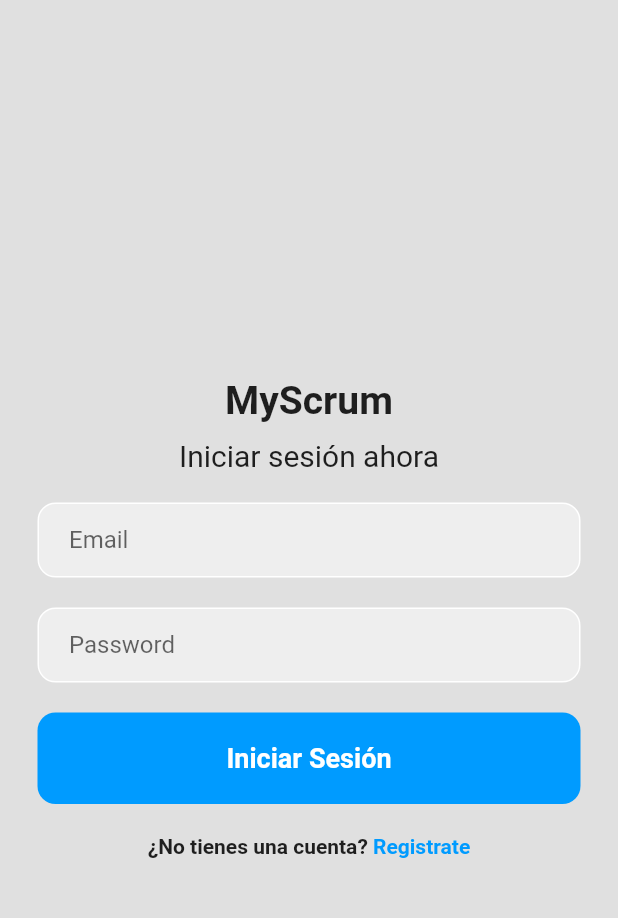
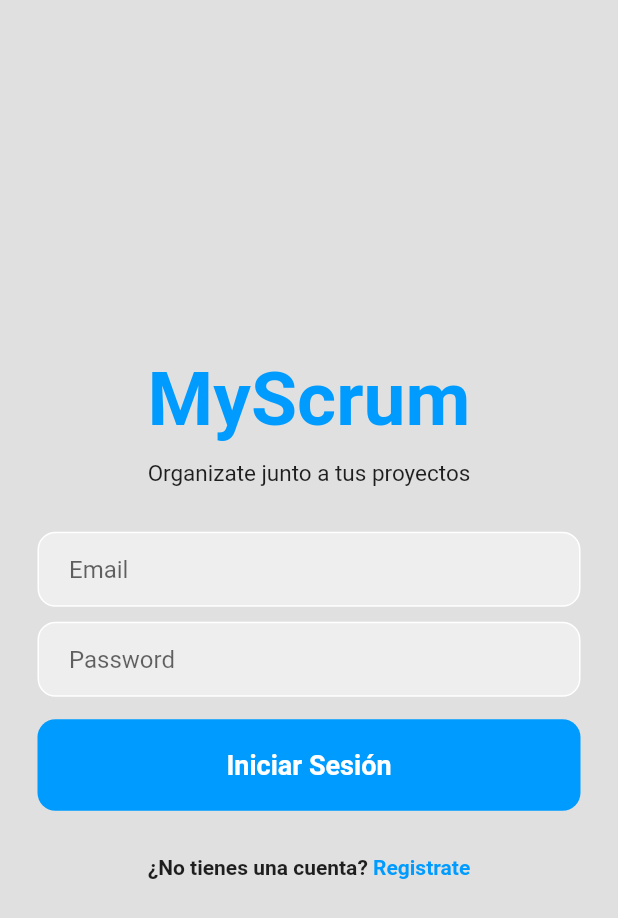
Before and after one commit to DanielFelipe10/My-Scrum, a Flutter app: the screen it shows after launch, on a phone screen of 412 x 824 dp. Shown: the top 918 px of the screen. Run offline on Flutter 3.47's test engine with Material 2 defaults, Android fonts, the phone set to English and light mode, and no system bars; our stand-ins replace google_fonts; Roboto replaces fonts that are missing (Kanit).

Commit message:
import and add font

```diff
--- a/lib/meta/views/auth/login_view.dart
+++ b/lib/meta/views/auth/login_view.dart
@@ -1,4 +1,5 @@
 import 'package:flutter/material.dart';
+import 'package:google_fonts/google_fonts.dart';
 
 Color mainColor = Color(0xFF009BFF);
 
@@ -12,14 +13,15 @@ class LoginView extends StatelessWidget {
           child: Column(mainAxisAlignment: MainAxisAlignment.center, children: [
             Text(
               'MyScrum',
-              style: TextStyle(fontWeight: FontWeight.bold, fontSize: 26),
+              style: GoogleFonts.kanit(
+                  color: mainColor, fontWeight: FontWeight.bold, fontSize: 50),
             ),
             SizedBox(height: 10),
             Text(
-              'Iniciar sesión ahora',
-              style: TextStyle(fontSize: 20),
+              'Organizate junto a tus proyectos',
+              style: TextStyle(fontSize: 15),
             ),
-            SizedBox(height: 20),
+            SizedBox(height: 30),
             Padding(
               padding: const EdgeInsets.symmetric(horizontal: 25.0),
               child: Container(
@@ -38,7 +40,7 @@ class LoginView extends StatelessWidget {
                 ),
               ),
             ),
-            SizedBox(height: 20),
+            SizedBox(height: 10),
             Padding(
               padding: const EdgeInsets.symmetric(horizontal: 25.0),
               child: Container(
@@ -58,7 +60,7 @@ class LoginView extends StatelessWidget {
                 ),
               ),
             ),
-            SizedBox(height: 20),
+            SizedBox(height: 15),
             Padding(
               padding: const EdgeInsets.symmetric(horizontal: 25.0),
               child: Container(
@@ -76,7 +78,7 @@ class LoginView extends StatelessWidget {
                 ),
               ),
             ),
-            SizedBox(height: 20),
+            SizedBox(height: 30),
             Row(
               mainAxisAlignment: MainAxisAlignment.center,
               children: [
--- a/pubspec.yaml
+++ b/pubspec.yaml
@@ -31,6 +31,7 @@ dependencies:
   cupertino_icons: ^1.0.2
   flutter:
     sdk: flutter
+  google_fonts: ^6.1.0
   provider: ^6.1.1
   supabase: ^1.11.11
   supabase_flutter: ^1.10.25
```
Also changed, not shown: pubspec.lock.
